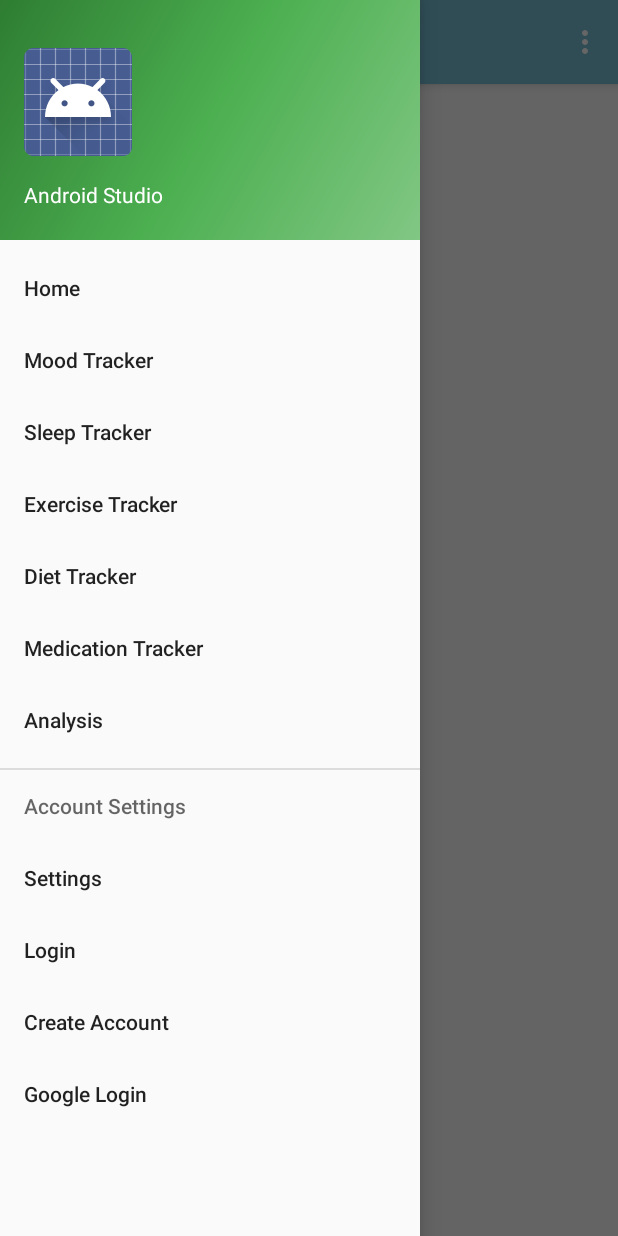
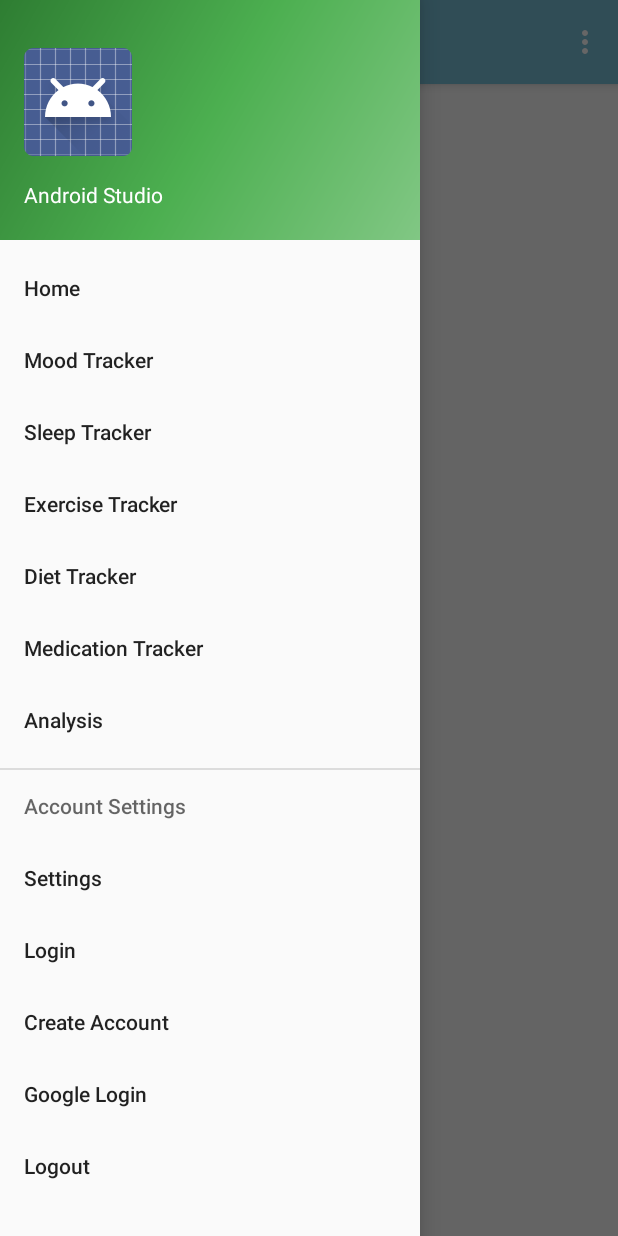
Before and after one commit to Biometrix-Health-Self-Improvement/Biometrix, an Android app: the screen it shows after launch (NavigationDrawerActivity), with the side drawer open, on a phone screen of 412 x 824 dp. Run offline under Robolectric (Android 15) with nearby library versions, the phone set to English and light mode, and no system bars.

Commit message:
Created simple logout feature
Created a button on the nav drawer for logout. This simply logs the user
out locally.

```diff
--- a/NewAndroidProject/app/src/main/res/menu/navigation_drawer_menu_drawer.xml
+++ b/NewAndroidProject/app/src/main/res/menu/navigation_drawer_menu_drawer.xml
@@ -39,6 +39,9 @@
             <item
                 android:id="@+id/nav_google_login"
                 android:title="Google Login"/>
+            <item
+                android:id="@+id/nav_logout"
+                android:title="Logout"/>
         </menu>
     </item>
 
```
Also changed, not shown: NewAndroidProject/app/src/main/java/com/rocket/biometrix/Login/LocalAccount.java (+11 -0 lines), NewAndroidProject/app/src/main/java/com/rocket/biometrix/NavigationDrawerActivity.java (+25 -0 lines).
